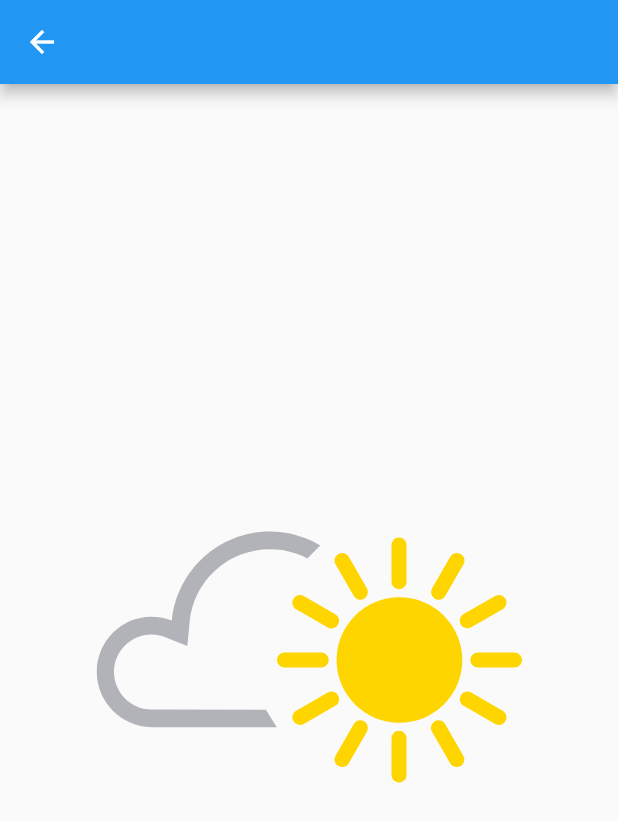
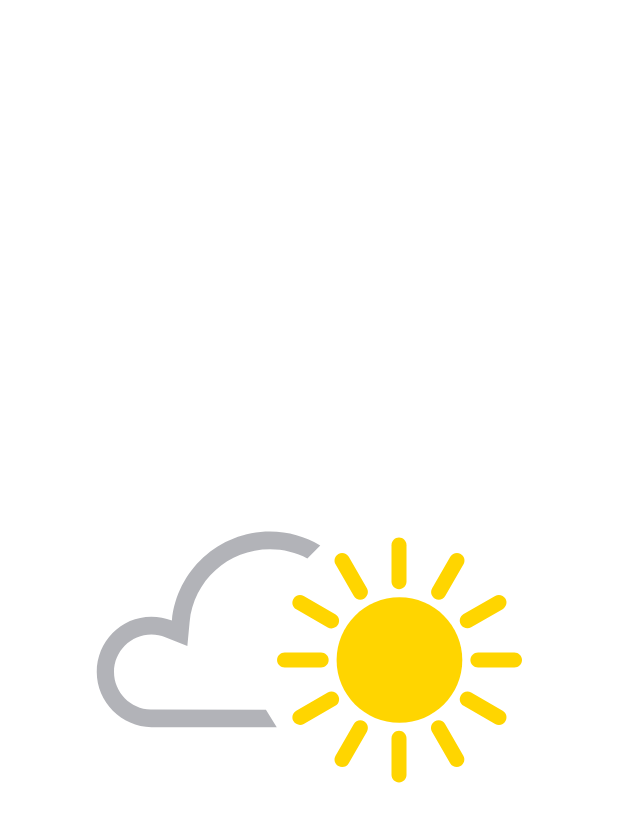
Before and after one commit to amrith-nath/Edeya_weather, a Flutter app: the ScreenHome screen opened directly, on a phone screen of 412 x 824 dp. Shown: the top 822 px of the screen. Run offline on Flutter 3.47's test engine with Material 2 defaults, Android fonts, the phone set to English and light mode, and no system bars; our stand-ins replace animate_do, animated_text_kit, flutter_screenutil, flutter_svg, google_fonts.

Commit message:
theme class created

```diff
--- a/lib/main.dart
+++ b/lib/main.dart
@@ -4,6 +4,7 @@ import 'package:flutter_screenutil/flutter_screenutil.dart';
 import 'presentation/constants/colors/colors.dart';
 import 'presentation/home/screen_home.dart';
 import 'presentation/splash/screen_splash.dart';
+import 'presentation/theme/themes.dart';
 
 void main() {
   SystemChrome.setSystemUIOverlayStyle(const SystemUiOverlayStyle(
@@ -23,10 +24,11 @@ class MyApp extends StatelessWidget {
   Widget build(BuildContext context) {
     return ScreenUtilInit(
       builder: (BuildContext context, Widget? child) {
-        return const MaterialApp(
+        return MaterialApp(
           title: 'Edeya Weather',
+          theme: MyTheme.kTheme,
           debugShowCheckedModeBanner: false,
-          home: ScreenSplash(),
+          home: const ScreenSplash(),
         );
       },
     );
--- /dev/null
+++ b/lib/presentation/theme/themes.dart
@@ -0,0 +1,13 @@
+import 'package:flutter/material.dart';
+
+import '../constants/colors/colors.dart';
+
+class MyTheme {
+  static ThemeData kTheme = ThemeData(
+    scaffoldBackgroundColor: kWhite,
+    appBarTheme: const AppBarTheme(
+      backgroundColor: kWhite,
+      elevation: 0,
+    ),
+  );
+}
```
Also changed, not shown: lib/presentation/onboarding/onboarding.dart (+15 -0 lines), lib/presentation/splash/screen_splash.dart (+6 -2 lines).
